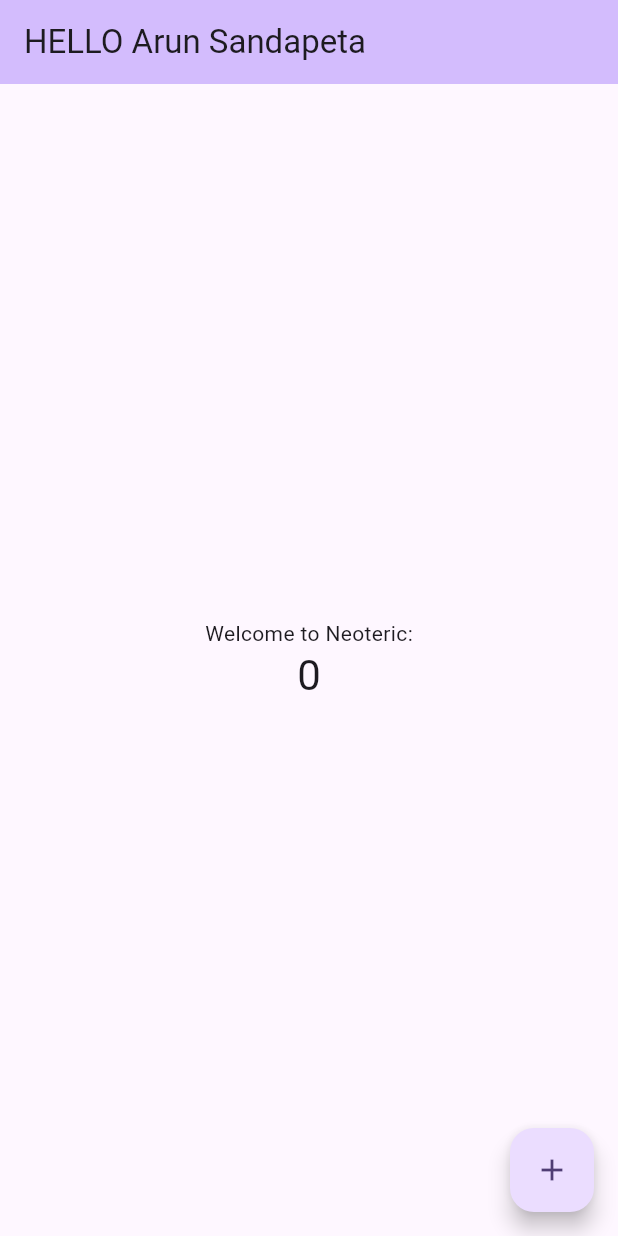
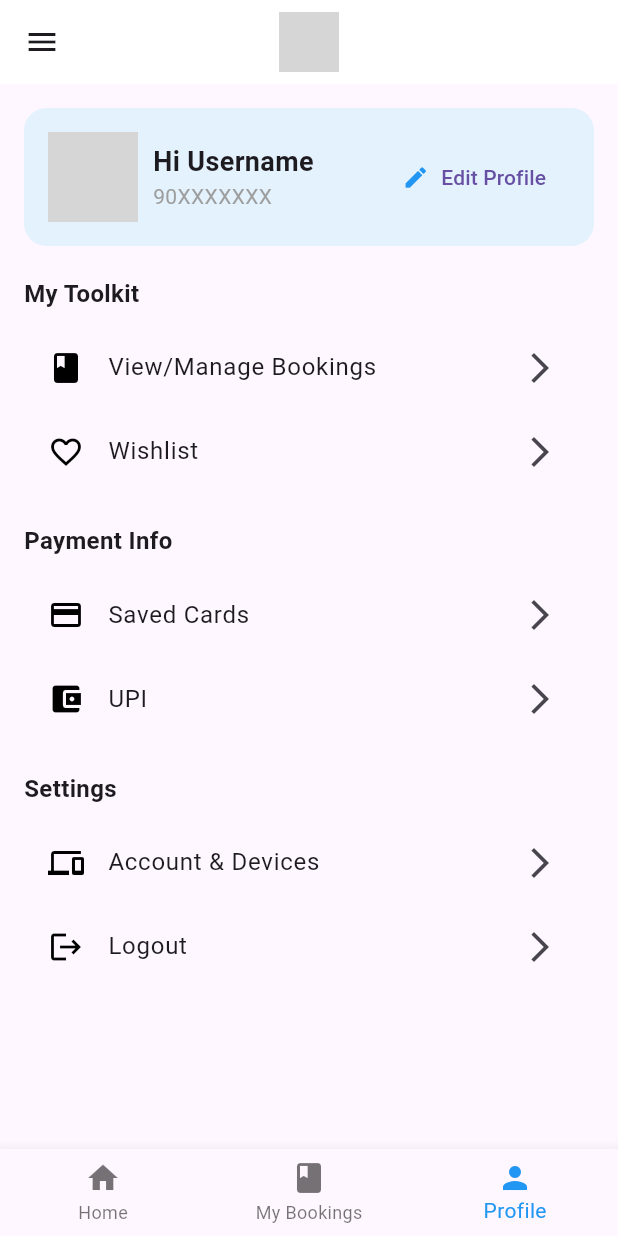
Before and after one commit to Arun-sandapeta/flutterdemom, a Flutter app: the screen it shows after launch, on a phone screen of 412 x 824 dp. Run offline on Flutter 3.47's test engine with Material 3 defaults, Android fonts, the phone set to English and light mode, and no system bars; network calls fail; grey boxes are pictures that could not be loaded.

```diff
--- a/lib/main.dart
+++ b/lib/main.dart
@@ -1,125 +1,200 @@
+import 'package:demo/EditProfileScreen.dart';
 import 'package:flutter/material.dart';
 
 void main() {
-  runApp(const MyApp());
+  runApp(AvootaProfileApp());
 }
 
-class MyApp extends StatelessWidget {
-  const MyApp({super.key});
-
-  // This widget is the root of your application.
+class AvootaProfileApp extends StatelessWidget {
   @override
   Widget build(BuildContext context) {
     return MaterialApp(
-      title: 'HELLO ',
-      theme: ThemeData(
-        // This is the theme of your application.
-        //
-        // TRY THIS: Try running your application with "flutter run". You'll see
-        // the application has a purple toolbar. Then, without quitting the app,
-        // try changing the seedColor in the colorScheme below to Colors.green
-        // and then invoke "hot reload" (save your changes or press the "hot
-        // reload" button in a Flutter-supported IDE, or press "r" if you used
-        // the command line to start the app).
-        //
-        // Notice that the counter didn't reset back to zero; the application
-        // state is not lost during the reload. To reset the state, use hot
-        // restart instead.
-        //
-        // This works for code too, not just values: Most code changes can be
-        // tested with just a hot reload.
-        colorScheme: ColorScheme.fromSeed(seedColor: Colors.deepPurple),
-        useMaterial3: true,
-      ),
-      home: const MyHomePage(title: 'HELLO Arun Sandapeta'),
+      debugShowCheckedModeBanner: false,
+      home: ProfileScreen(),
     );
   }
 }
 
-class MyHomePage extends StatefulWidget {
-  const MyHomePage({super.key, required this.title});
-
-  // This widget is the home page of your application. It is stateful, meaning
-  // that it has a State object (defined below) that contains fields that affect
-  // how it looks.
-
-  // This class is the configuration for the state. It holds the values (in this
-  // case the title) provided by the parent (in this case the App widget) and
-  // used by the build method of the State. Fields in a Widget subclass are
-  // always marked "final".
-
-  final String title;
-
-  @override
-  State<MyHomePage> createState() => _MyHomePageState();
-}
-
-class _MyHomePageState extends State<MyHomePage> {
-  int _counter = 0;
-
-  void _incrementCounter() {
-    setState(() {
-      // This call to setState tells the Flutter framework that something has
-      // changed in this State, which causes it to rerun the build method below
-      // so that the display can reflect the updated values. If we changed
-      // _counter without calling setState(), then the build method would not be
-      // called again, and so nothing would appear to happen.
-      _counter++;
-    });
-  }
-
+class ProfileScreen extends StatelessWidget {
   @override
   Widget build(BuildContext context) {
-    // This method is rerun every time setState is called, for instance as done
-    // by the _incrementCounter method above.
-    //
-    // The Flutter framework has been optimized to make rerunning build methods
-    // fast, so that you can just rebuild anything that needs updating rather
-    // than having to individually change instances of widgets.
     return Scaffold(
       appBar: AppBar(
-        // TRY THIS: Try changing the color here to a specific color (to
-        // Colors.amber, perhaps?) and trigger a hot reload to see the AppBar
-        // change color while the other colors stay the same.
-        backgroundColor: Theme.of(context).colorScheme.inversePrimary,
-        // Here we take the value from the MyHomePage object that was created by
-        // the App.build method, and use it to set our appbar title.
-        title: Text(widget.title),
+        leading: Icon(Icons.menu),
+        title: Image.network(
+          'https://avoota.com/public/assets/images/logo/avoota_logo8.webp', // Add Avoota logo here.
+          height: 40,
+        ),
+        centerTitle: true,
+        backgroundColor: Colors.white,
+        elevation: 0,
       ),
-      body: Center(
-        // Center is a layout widget. It takes a single child and positions it
-        // in the middle of the parent.
-        child: Column(
-          // Column is also a layout widget. It takes a list of children and
-          // arranges them vertically. By default, it sizes itself to fit its
-          // children horizontally, and tries to be as tall as its parent.
-          //
-          // Column has various properties to control how it sizes itself and
-          // how it positions its children. Here we use mainAxisAlignment to
-          // center the children vertically; the main axis here is the vertical
-          // axis because Columns are vertical (the cross axis would be
-          // horizontal).
-          //
-          // TRY THIS: Invoke "debug painting" (choose the "Toggle Debug Paint"
-          // action in the IDE, or press "p" in the console), to see the
-          // wireframe for each widget.
-          mainAxisAlignment: MainAxisAlignment.center,
-          children: <Widget>[
-            const Text(
-              'Welcome to Neoteric:',
-            ),
-            Text(
-              '$_counter',
-              style: Theme.of(context).textTheme.headlineMedium,
-            ),
-          ],
+      body: SingleChildScrollView(
+        child: Padding(
+          padding: const EdgeInsets.all(16.0),
+          child: Column(
+            crossAxisAlignment: CrossAxisAlignment.start,
+            children: [
+              // Profile Info Card
+              Container(
+                padding: EdgeInsets.all(16.0),
+                decoration: BoxDecoration(
+                  color: Colors.blue.shade50,
+                  borderRadius: BorderRadius.circular(15),
+                ),
+                child: Row(
+                  children: [
+                    CircleAvatar(
+                      radius: 30,
+                      backgroundImage: NetworkImage(
+                        'https://i.imgur.com/BoN9kdC.png', // Placeholder profile image.
+                      ),
+                    ),
+                    SizedBox(width: 10),
+                    Column(
+                      crossAxisAlignment: CrossAxisAlignment.start,
+                      children: [
+                        Text(
+                          'Hi Username',
+                          style: TextStyle(
+                            fontSize: 18,
+                            fontWeight: FontWeight.bold,
+                          ),
+                        ),
+                        Text(
+                          '90XXXXXXX',
+                          style: TextStyle(color: Colors.grey),
+                        ),
+                      ],
+                    ),
+                    Spacer(),
+                    TextButton.icon(
+                      onPressed: () {
+                        Navigator.push(
+                          context,
+                          MaterialPageRoute(
+                              builder: (context) =>
+                                  EditProfileScreen()), // Replace with your EditProfileScreen widget
+
+                        );
+
+                        // Edit profile action
+                        // Navigator.push(context, MaterialPageRoute(builder: (context) => MyApp()));
+                      },
+                      icon: Icon(Icons.edit, color: Colors.blue),
+                      label: Text('Edit Profile'),
+                    ),
+                  ],
+                ),
+              ),
+              SizedBox(height: 20),
+
+              // My Toolkit Section
+              Text(
+                'My Toolkit',
+                style: TextStyle(
+                  fontSize: 16,
+                  fontWeight: FontWeight.bold,
+                ),
+              ),
+              SizedBox(height: 10),
+              ListTile(
+                leading: Icon(Icons.book, color: Colors.black),
+                title: Text('View/Manage Bookings'),
+                trailing: Icon(Icons.arrow_forward_ios),
+                onTap: () {
+                  // Navigate to bookings
+                },
+              ),
+              ListTile(
+                leading: Icon(Icons.favorite_border, color: Colors.black),
+                title: Text('Wishlist'),
+                trailing: Icon(Icons.arrow_forward_ios),
+                onTap: () {
+                  // Navigate to wishlist
+                },
+              ),
+              SizedBox(height: 20),
+
+              // Payment Info Section
+              Text(
+                'Payment Info',
+                style: TextStyle(
+                  fontSize: 16,
+                  fontWeight: FontWeight.bold,
+                ),
+              ),
+              SizedBox(height: 10),
+              ListTile(
+                leading: Icon(Icons.credit_card, color: Colors.black),
+                title: Text('Saved Cards'),
+                trailing: Icon(Icons.arrow_forward_ios),
+                onTap: () {
+                  // Navigate to saved cards
+                },
+              ),
+              ListTile(
+                leading:
+                    Icon(Icons.account_balance_wallet, color: Colors.black),
+                title: Text('UPI'),
+                trailing: Icon(Icons.arrow_forward_ios),
+                onTap: () {
+                  // Navigate to UPI settings
+                },
+              ),
+              SizedBox(height: 20),
+
+              // Settings Section
+              Text(
+                'Settings',
+                style: TextStyle(
+                  fontSize: 16,
+                  fontWeight: FontWeight.bold,
+                ),
+              ),
+              SizedBox(height: 10),
+              ListTile(
+                leading: Icon(Icons.devices, color: Colors.black),
+                title: Text('Account & Devices'),
+                trailing: Icon(Icons.arrow_forward_ios),
+                onTap: () {
+                  // Navigate to account settings
+                },
+              ),
+              ListTile(
+                leading: Icon(Icons.logout, color: Colors.black),
+                title: Text('Logout'),
+                trailing: Icon(Icons.arrow_forward_ios),
+                onTap: () {
+                  // Handle logout
+                },
+              ),
+            ],
+          ),
         ),
       ),
-      floatingActionButton: FloatingActionButton(
-        onPressed: _incrementCounter,
-        tooltip: 'Increment',
-        child: const Icon(Icons.add),
-      ), // This trailing comma makes auto-formatting nicer for build methods.
+      // Bottom Navigation Bar
+      bottomNavigationBar: BottomNavigationBar(
+        items: const <BottomNavigationBarItem>[
+          BottomNavigationBarItem(
+            icon: Icon(Icons.home),
+            label: 'Home',
+          ),
+          BottomNavigationBarItem(
+            icon: Icon(Icons.book),
+            label: 'My Bookings',
+          ),
+          BottomNavigationBarItem(
+            icon: Icon(Icons.person),
+            label: 'Profile',
+          ),
+        ],
+        currentIndex: 2, // Since we are on the Profile page
+        selectedItemColor: Colors.blue,
+        onTap: (index) {
+          // Handle tab switching
+        },
+      ),
     );
   }
 }
```
Also changed, not shown: lib/EditProfileScreen.dart (added, +168 -0 lines), lib/home.dart (added, +180 -0 lines), 2 other files.
